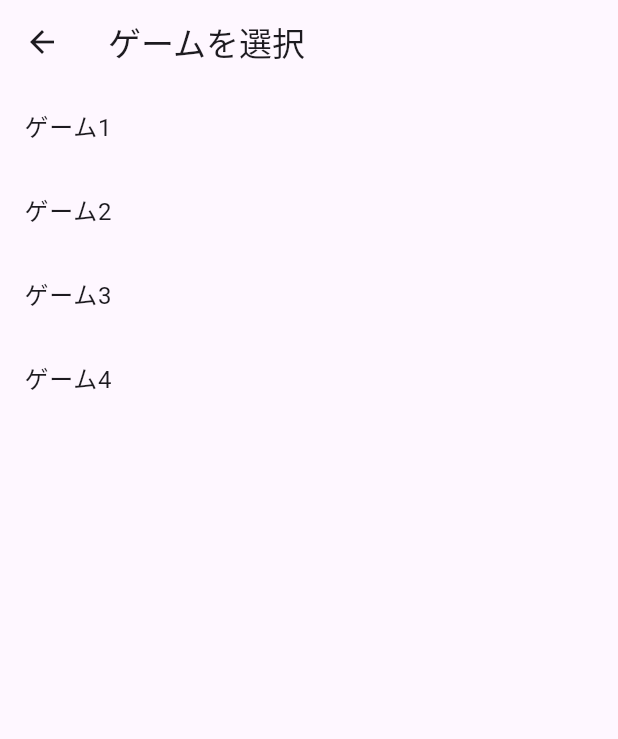
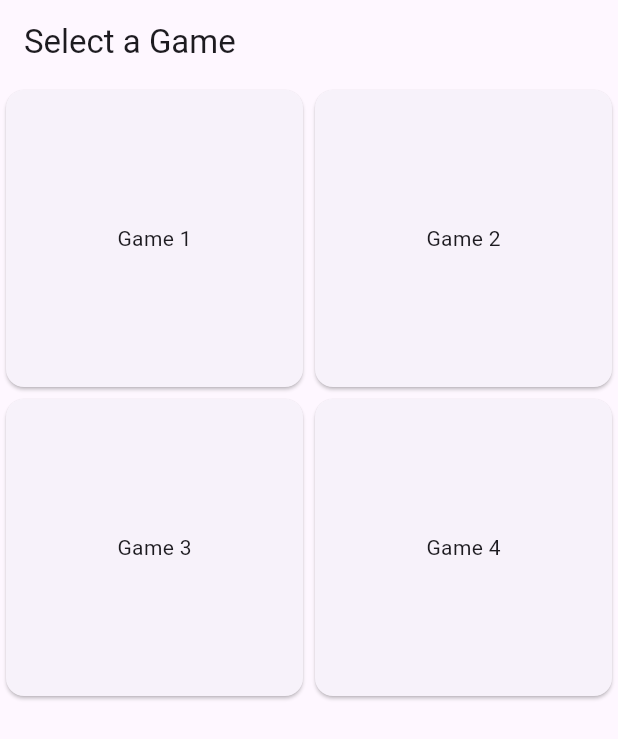
Before and after one commit to u5u5u5u/ankylo-cup, a Flutter app: the HomeScreen screen opened directly, on a phone screen of 412 x 824 dp. Shown: the top 739 px of the screen. Run offline on Flutter 3.47's test engine with Material 3 defaults, Android fonts, the phone set to English and light mode, and no system bars; our stand-ins replace firebase_auth, firebase_core, flutter_animate, google_fonts, google_sign_in, sensors_plus; missing offline and left inert: firebase_app_check, flame; accounts and stored records are empty; generated files the repository leaves out were written again.

Commit message:
選択画面形だけ

```diff
--- a/lib/presentation/auth/auth.dart
+++ b/lib/presentation/auth/auth.dart
@@ -2,7 +2,7 @@ import 'package:firebase_auth/firebase_auth.dart';
 import 'package:flutter/material.dart';
 // import 'package:ankylo_cup/presentation/auth/loading.dart';
 import 'package:ankylo_cup/presentation/auth/signin.dart';
-import 'package:ankylo_cup/presentation/title/title_screen.dart';
+import 'package:ankylo_cup/presentation/home/home_screen.dart';
 
 class Auth extends StatelessWidget {
   const Auth({super.key});
@@ -20,7 +20,7 @@ class Auth extends StatelessWidget {
             ),
           );
         } else if (snapshot.hasData) {
-          return const TitleScreen();
+          return HomeScreen();
         } else {
           return SigninScreen();
         }
--- a/lib/presentation/home/home_screen.dart
+++ b/lib/presentation/home/home_screen.dart
@@ -1,37 +1,38 @@
 import 'package:flutter/material.dart';
+import 'package:ankylo_cup/presentation/games/brick-breaker/widgets/game_app.dart';
 
 class HomeScreen extends StatelessWidget {
   @override
   Widget build(BuildContext context) {
     return Scaffold(
       appBar: AppBar(
-        title: Text('ゲームを選択'),
+        title: Text('Select a Game'),
       ),
-      body: GameSelectionScreen(),
+      body: GridView.count(
+        crossAxisCount: 2,
+        children: <Widget>[
+          _buildGameTile(context, 'Game 1', GameApp()),
+          _buildGameTile(context, 'Game 2', GameApp()),
+          _buildGameTile(context, 'Game 3', GameApp()),
+          _buildGameTile(context, 'Game 4', GameApp()),
+        ],
+      ),
+    );
+  }
+
+  Widget _buildGameTile(BuildContext context, String title, Widget game) {
+    return GestureDetector(
+      onTap: () {
+        Navigator.push(
+          context,
+          MaterialPageRoute(builder: (context) => game),
+        );
+      },
+      child: Card(
+        child: Center(
+          child: Text(title),
+        ),
+      ),
     );
   }
 }
-
-class GameSelectionScreen extends StatelessWidget {
-  final List<String> games = [
-    'ゲーム1',
-    'ゲーム2',
-    'ゲーム3',
-    'ゲーム4',
-  ];
-
-  @override
-  Widget build(BuildContext context) {
-    return ListView.builder(
-      itemCount: games.length,
-      itemBuilder: (context, index) {
-        return ListTile(
-          title: Text(games[index]),
-          onTap: () {
-            // ゲーム選択時の処理をここに追加
-          },
-        );
-      },
-    );
-  }
-}
```
